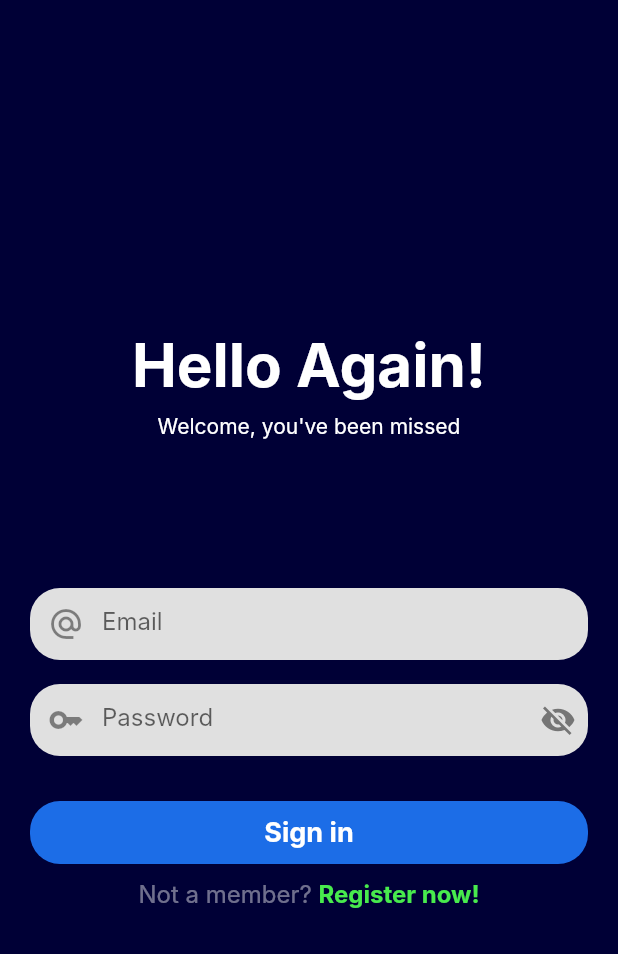
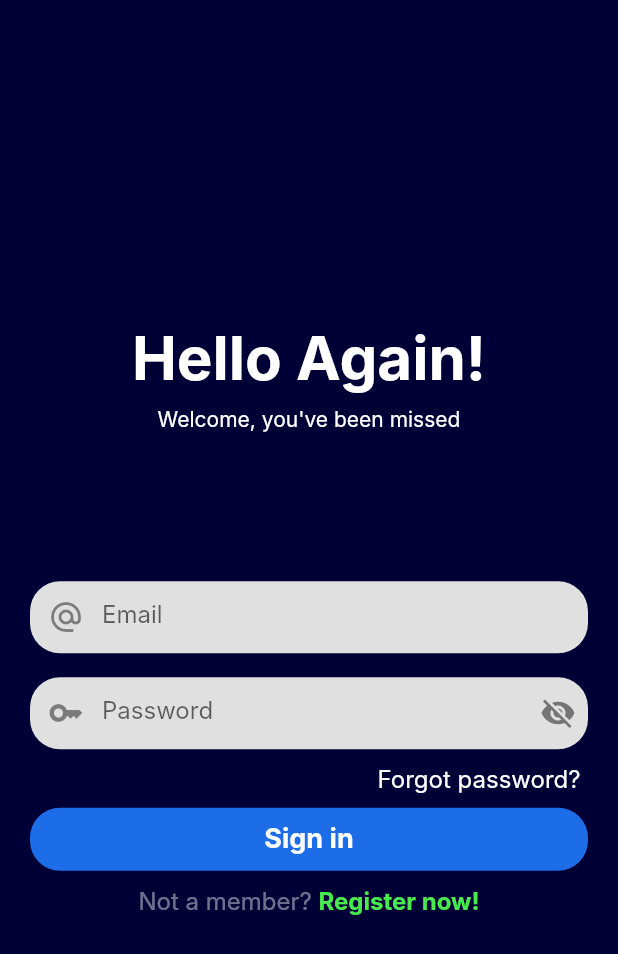
Before and after one commit to shrutikahilale/Consistency-Tracker-App, a Flutter app: the screen it shows after launch, on a phone screen of 412 x 824 dp. Shown: the top 954 px of the screen. Run offline on Flutter 3.47's test engine with Material 2 defaults, Android fonts, the phone set to English and light mode, and no system bars; our stand-ins replace cloud_firestore, firebase_auth, firebase_core, fl_chart, flutter_spinkit, google_fonts; accounts and stored records are empty; Roboto replaces fonts that are missing (Inter).

Commit message:
Firebase auth & Cloud Firestore
Implemented cloud database using cloud firestore and implemented Firebase authentication to provide functionality of login and sign up. Made a full fletched app!

```diff
--- /dev/null
+++ b/lib/auth/authpage.dart
@@ -0,0 +1,28 @@
+import 'package:flutter/material.dart';
+import 'package:practice3/auth/login.dart';
+import 'package:practice3/auth/signup.dart';
+
+class AuthPage extends StatefulWidget {
+  const AuthPage({super.key});
+
+  @override
+  State<AuthPage> createState() => _AuthPageState();
+}
+
+class _AuthPageState extends State<AuthPage> {
+  // initilaly show login page
+  bool showLoginPage = true;
+
+  void toggleScreens() {
+    setState(() {
+      showLoginPage = !showLoginPage;
+    });
+  }
+
+  @override
+  Widget build(BuildContext context) {
+    return showLoginPage == true
+        ? LoginPage(showSignupPage: toggleScreens)
+        : SignUpPage(showLoginPage: toggleScreens);
+  }
+}
--- a/lib/auth/login.dart
+++ b/lib/auth/login.dart
@@ -1,15 +1,12 @@
 // ignore_for_file: prefer_const_constructors
-
 import 'dart:async';
-
 import 'package:firebase_auth/firebase_auth.dart';
 import 'package:flutter/material.dart';
-import 'package:practice3/screens/splashscreen.dart';
-
-import '../screens/home.dart';
+import 'package:practice3/auth/passwordreset.dart';
 
 class LoginPage extends StatefulWidget {
-  const LoginPage({super.key});
+  final VoidCallback showSignupPage;
+  const LoginPage({super.key, required this.showSignupPage});
 
   @override
   State<LoginPage> createState() => _LoginPageState();
@@ -36,10 +33,21 @@ class _LoginPageState extends State<LoginPage> {
   }
 
   Future signin() async {
-    await FirebaseAuth.instance.signInWithEmailAndPassword(
-      email: emailinput.text.trim(),
-      password: passwordinput.text.trim(),
-    );
+    try {
+      await FirebaseAuth.instance.signInWithEmailAndPassword(
+        email: emailinput.text.trim(),
+        password: passwordinput.text.trim(),
+      );
+    } on FirebaseAuthException catch (e) {
+      showDialog(
+        context: context,
+        builder: ((context) {
+          return AlertDialog(
+            content: Text(e.message.toString()),
+          );
+        }),
+      );
+    }
   }
 
   @override
@@ -143,7 +151,38 @@ class _LoginPageState extends State<LoginPage> {
                 ),
 
                 SizedBox(
-                  height: 30,
+                  height: 10,
+                ),
+
+                // forgot password
+                Row(
+                  mainAxisAlignment: MainAxisAlignment.end,
+                  children: [
+                    Padding(
+                      padding: const EdgeInsets.only(right: 25.0),
+                      child: GestureDetector(
+                        onTap: () {
+                          Navigator.push(
+                            context,
+                            MaterialPageRoute(
+                              builder: ((context) => PasswordReset()),
+                            ),
+                          );
+                        },
+                        child: Text(
+                          'Forgot password?',
+                          style: TextStyle(
+                            fontSize: 16,
+                            // color: Color.fromARGB(255, 32, 121, 255),
+                          ),
+                        ),
+                      ),
+                    ),
+                  ],
+                ),
+
+                SizedBox(
+                  height: 10,
                 ),
 
                 // sign in button
@@ -188,9 +227,7 @@ class _LoginPageState extends State<LoginPage> {
                       ),
                     ),
                     GestureDetector(
-                      onTap: () {
-                        Navigator.popAndPushNamed(context, '/signup');
-                      },
+                      onTap: widget.showSignupPage,
                       child: Text(
                         'Register now!',
                         style: TextStyle(
--- a/lib/auth/mainpage.dart
+++ b/lib/auth/mainpage.dart
@@ -1,15 +1,10 @@
 import 'package:firebase_auth/firebase_auth.dart';
 import 'package:flutter/material.dart';
-import 'package:practice3/screens/home.dart';
-import 'package:practice3/auth/login.dart';
 import 'package:practice3/screens/splashscreen.dart';
+import 'authpage.dart';
 
-class MainPage extends StatefulWidget {
-  @override
-  State<MainPage> createState() => _MainPageState();
-}
-
-class _MainPageState extends State<MainPage> {
+class MainPage extends StatelessWidget {
+  const MainPage({super.key});
 
   @override
   Widget build(BuildContext context) {
@@ -19,12 +14,10 @@ class _MainPageState extends State<MainPage> {
       builder: (context, snapshot) {
         if (snapshot.hasData) {
           // if yes then directly open the Home page
-          print('home page');
-          return Home();
+          return SplashScreen();
         } else {
           // else let the user sign in or sign up
-          print('login page');
-          return LoginPage();
+          return AuthPage();
         }
       },
     );
--- a/lib/barchart.dart
+++ b/lib/barchart.dart
@@ -8,6 +8,8 @@ class BarChartWidget extends StatelessWidget {
   );
 
   List<BarChartGroupData> barChartGroupData = [];
+
+  BarChartWidget({super.key});
 
   @override
   Widget build(BuildContext context) {
--- a/lib/screens/splashscreen.dart
+++ b/lib/screens/splashscreen.dart
@@ -22,7 +22,7 @@ class _SplashScreenState extends State<SplashScreen> {
   @override
   Widget build(BuildContext context) {
     return Container(
-      decoration: BoxDecoration(color: const Color.fromARGB(255, 0, 17, 45)),
+      decoration: const BoxDecoration(color: Color.fromARGB(255, 0, 17, 45)),
       child: Column(
         mainAxisAlignment: MainAxisAlignment.center,
         children: [
@@ -34,7 +34,7 @@ class _SplashScreenState extends State<SplashScreen> {
               height: 100,
             ),
           ),
-          SizedBox(height: 10,),
+          const SizedBox(height: 10,),
           Text(
             'Consistency Tracker',
             style: GoogleFonts.robotoMono(
```
Also changed, not shown: lib/auth/passwordreset.dart (added, +103 -0 lines), lib/auth/signup.dart (+151 -48 lines), lib/main.dart (+7 -7 lines), lib/screens/home.dart (+4 -3 lines), lib/screens/loading.dart (+8 -2 lines), 11 other files.
